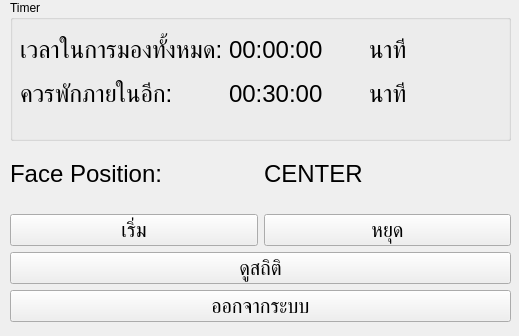
Before: the Qt Designer form form2.ui in PupakornChutuad/NGEyeDetect, drawn with Qt 5.
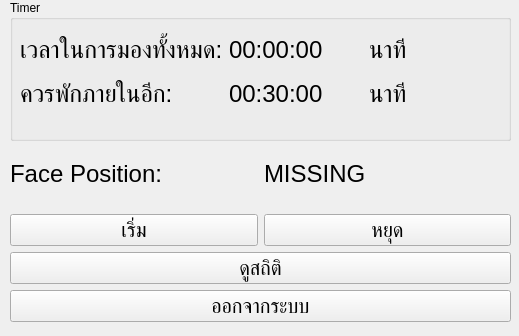
After: the same form once the commit is applied.

```diff
--- a/form2.ui
+++ b/form2.ui
@@ -155,7 +155,7 @@
          </font>
         </property>
         <property name="text">
-         <string>CENTER</string>
+         <string>MISSING</string>
         </property>
        </widget>
       </item>
```
